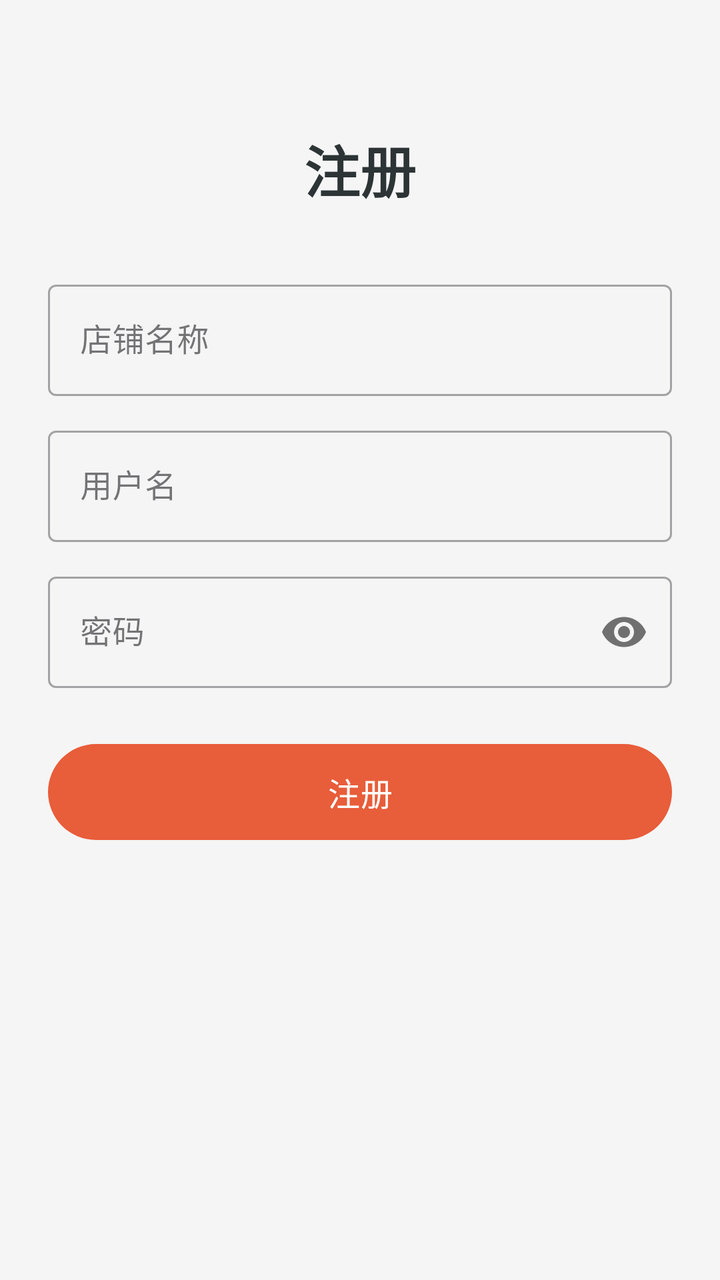
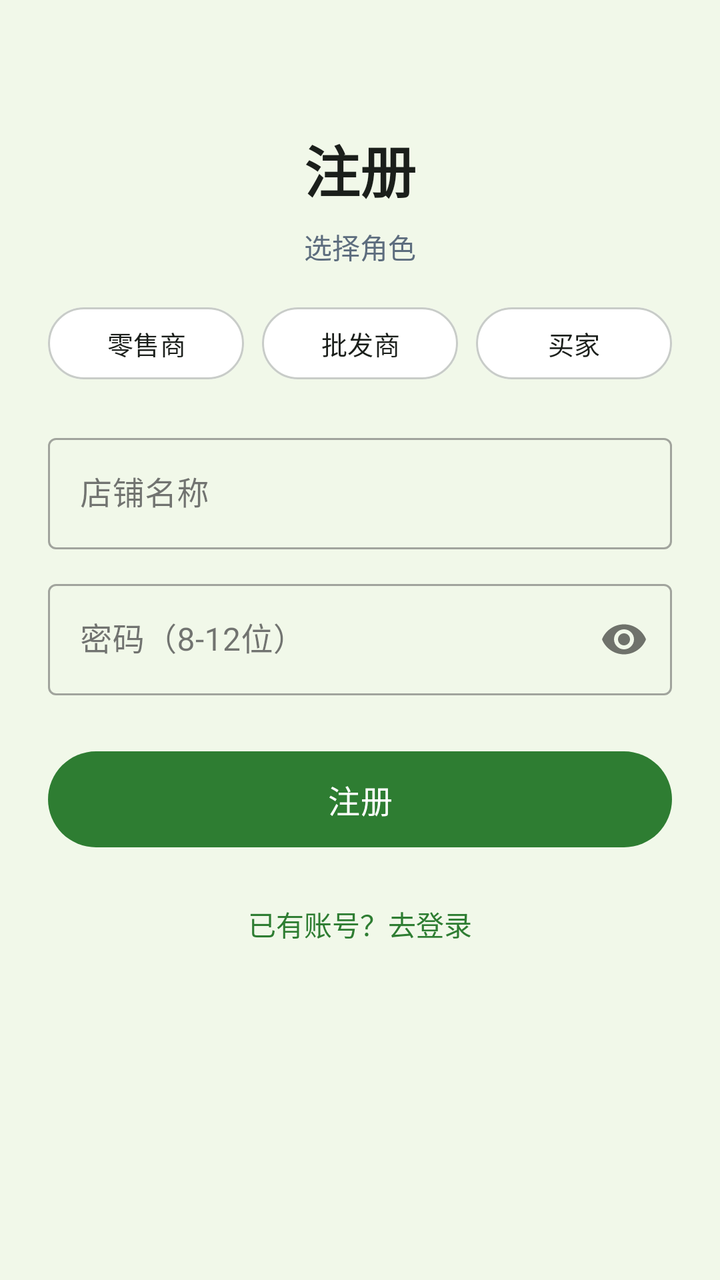

An Android layout rendered at two revisions. The XML below is the earlier revision; the diff shows what the commit changed to produce the second picture.
<!-- AndroidManifest.xml: application theme Theme.ClothingSI -->
<!-- res/layout/activity_register.xml -->
<?xml version="1.0" encoding="utf-8"?>
<ScrollView xmlns:android="http://schemas.android.com/apk/res/android"
    xmlns:app="http://schemas.android.com/apk/res-auto"
    android:layout_width="match_parent" android:layout_height="match_parent"
    android:background="#F5F5F5" android:fillViewport="true">
    <LinearLayout android:layout_width="match_parent" android:layout_height="wrap_content"
        android:orientation="vertical" android:padding="24dp" android:gravity="center_horizontal">

        <TextView android:layout_width="wrap_content" android:layout_height="wrap_content"
            android:text="注册" android:textSize="28dp" android:textStyle="bold"
            android:textColor="#2D3436" android:layout_marginTop="40dp" android:layout_marginBottom="32dp" />

        <com.google.android.material.textfield.TextInputLayout style="@style/Widget.MaterialComponents.TextInputLayout.OutlinedBox"
            android:layout_width="match_parent" android:layout_height="wrap_content" android:layout_marginBottom="12dp">
            <com.google.android.material.textfield.TextInputEditText
                android:id="@+id/et_shop_name" android:layout_width="match_parent"
                android:layout_height="wrap_content" android:hint="店铺名称" />
        </com.google.android.material.textfield.TextInputLayout>

        <com.google.android.material.textfield.TextInputLayout style="@style/Widget.MaterialComponents.TextInputLayout.OutlinedBox"
            android:layout_width="match_parent" android:layout_height="wrap_content" android:layout_marginBottom="12dp">
            <com.google.android.material.textfield.TextInputEditText
                android:id="@+id/et_username" android:layout_width="match_parent"
                android:layout_height="wrap_content" android:hint="用户名" />
        </com.google.android.material.textfield.TextInputLayout>

        <com.google.android.material.textfield.TextInputLayout style="@style/Widget.MaterialComponents.TextInputLayout.OutlinedBox"
            android:layout_width="match_parent" android:layout_height="wrap_content" android:layout_marginBottom="24dp"
            app:passwordToggleEnabled="true">
            <com.google.android.material.textfield.TextInputEditText
                android:id="@+id/et_password" android:layout_width="match_parent"
                android:layout_height="wrap_content" android:hint="密码"
                android:inputType="textPassword" />
        </com.google.android.material.textfield.TextInputLayout>

        <com.google.android.material.button.MaterialButton
            android:id="@+id/btn_register" android:layout_width="match_parent"
            android:layout_height="56dp" android:text="注册"
            android:textSize="16dp" app:cornerRadius="28dp" />

        <TextView android:id="@+id/tv_to_login" android:visibility="gone" android:layout_width="0dp" android:layout_height="0dp" />
        <TextView android:id="@+id/chip_seller" android:visibility="gone" android:layout_width="0dp" android:layout_height="0dp" />
        <TextView android:id="@+id/chip_wholesaler" android:visibility="gone" android:layout_width="0dp" android:layout_height="0dp" />
        <TextView android:id="@+id/chip_buyer" android:visibility="gone" android:layout_width="0dp" android:layout_height="0dp" />
        <TextView android:id="@+id/til_name" android:visibility="gone" android:layout_width="0dp" android:layout_height="0dp" />
        <TextView android:id="@+id/et_name" android:visibility="gone" android:layout_width="0dp" android:layout_height="0dp" />
    </LinearLayout>
</ScrollView>
<!-- resources referenced by this layout -->
<resources>
  <style name="Theme.ClothingSI" parent="Theme.Material3.Light.NoActionBar">
          <item name="colorPrimary">@color/primary</item>
          <item name="colorPrimaryDark">@color/primary_dark</item>
          <item name="colorAccent">@color/accent</item>
          <item name="android:statusBarColor">@color/primary_dark</item>
          <item name="android:navigationBarColor">@color/white</item>
      </style>
  <color name="primary">#E85D3A</color>
  <color name="primary_dark">#D35400</color>
  <color name="accent">#F4A460</color>
  <color name="white">#FFFFFF</color>
</resources>

<!-- the commit's change to res/layout/activity_register.xml (unified diff, before → after) -->
@@ -2,47 +2,93 @@
 <ScrollView xmlns:android="http://schemas.android.com/apk/res/android"
     xmlns:app="http://schemas.android.com/apk/res-auto"
     android:layout_width="match_parent" android:layout_height="match_parent"
-    android:background="#F5F5F5" android:fillViewport="true">
+    android:background="@color/bg" android:fillViewport="true">
     <LinearLayout android:layout_width="match_parent" android:layout_height="wrap_content"
         android:orientation="vertical" android:padding="24dp" android:gravity="center_horizontal">
 
         <TextView android:layout_width="wrap_content" android:layout_height="wrap_content"
             android:text="注册" android:textSize="28dp" android:textStyle="bold"
-            android:textColor="#2D3436" android:layout_marginTop="40dp" android:layout_marginBottom="32dp" />
+            android:textColor="@color/text_primary" android:layout_marginTop="40dp"
+            android:layout_marginBottom="8dp" />
 
-        <com.google.android.material.textfield.TextInputLayout style="@style/Widget.MaterialComponents.TextInputLayout.OutlinedBox"
-            android:layout_width="match_parent" android:layout_height="wrap_content" android:layout_marginBottom="12dp">
+        <TextView android:layout_width="wrap_content" android:layout_height="wrap_content"
+            android:text="选择角色" android:textSize="14dp"
+            android:textColor="@color/text_secondary" android:layout_marginBottom="16dp" />
+
+        
+        <LinearLayout android:layout_width="match_parent" android:layout_height="wrap_content"
+            android:orientation="horizontal" android:gravity="center"
+            android:layout_marginBottom="20dp" android:weightSum="3">
+
+            <com.google.android.material.button.MaterialButton
+                android:id="@+id/chip_seller"
+                android:layout_width="0dp" android:layout_height="44dp"
+                android:layout_weight="1" android:layout_marginEnd="6dp"
+                android:text="零售商" android:textSize="13dp"
+                app:cornerRadius="22dp" app:strokeWidth="1dp"
+                app:strokeColor="@color/border"
+                android:backgroundTint="@color/surface"
+                android:textColor="@color/text_primary"
+                android:tag="1" />
+
+            <com.google.android.material.button.MaterialButton
+                android:id="@+id/chip_wholesaler"
+                android:layout_width="0dp" android:layout_height="44dp"
+                android:layout_weight="1" android:layout_marginHorizontal="3dp"
+                android:text="批发商" android:textSize="13dp"
+                app:cornerRadius="22dp" app:strokeWidth="1dp"
+                app:strokeColor="@color/border"
+                android:backgroundTint="@color/surface"
+                android:textColor="@color/text_primary"
+                android:tag="2" />
+
+            <com.google.android.material.button.MaterialButton
+                android:id="@+id/chip_buyer"
+                android:layout_width="0dp" android:layout_height="44dp"
+                android:layout_weight="1" android:layout_marginStart="6dp"
+                android:text="买家" android:textSize="13dp"
+                app:cornerRadius="22dp" app:strokeWidth="1dp"
+                app:strokeColor="@color/border"
+                android:backgroundTint="@color/surface"
+                android:textColor="@color/text_primary"
+                android:tag="3" />
+        </LinearLayout>
+
+        <com.google.android.material.textfield.TextInputLayout
+            android:id="@+id/til_name"
+            android:layout_width="match_parent" android:layout_height="wrap_content"
+            android:layout_marginBottom="12dp"
+            style="@style/Widget.MaterialComponents.TextInputLayout.OutlinedBox">
             <com.google.android.material.textfield.TextInputEditText
-                android:id="@+id/et_shop_name" android:layout_width="match_parent"
-                android:layout_height="wrap_content" android:hint="店铺名称" />
+                android:id="@+id/et_name"
+                android:layout_width="match_parent"
+                android:layout_height="wrap_content"
+                android:hint="店铺名称" />
         </com.google.android.material.textfield.TextInputLayout>
 
         <com.google.android.material.textfield.TextInputLayout style="@style/Widget.MaterialComponents.TextInputLayout.OutlinedBox"
-            android:layout_width="match_parent" android:layout_height="wrap_content" android:layout_marginBottom="12dp">
-            <com.google.android.material.textfield.TextInputEditText
-                android:id="@+id/et_username" android:layout_width="match_parent"
-                android:layout_height="wrap_content" android:hint="用户名" />
-        </com.google.android.material.textfield.TextInputLayout>
-
-        <com.google.android.material.textfield.TextInputLayout style="@style/Widget.MaterialComponents.TextInputLayout.OutlinedBox"
-            android:layout_width="match_parent" android:layout_height="wrap_content" android:layout_marginBottom="24dp"
+            android:layout_width="match_parent" android:layout_height="wrap_content"
+            android:layout_marginBottom="24dp"
             app:passwordToggleEnabled="true">
             <com.google.android.material.textfield.TextInputEditText
-                android:id="@+id/et_password" android:layout_width="match_parent"
-                android:layout_height="wrap_content" android:hint="密码"
-                android:inputType="textPassword" />
+                android:id="@+id/et_password"
+                android:layout_width="match_parent"
+                android:layout_height="wrap_content"
+                android:hint="密码（8-12位）"
+                android:inputType="textPassword"
+                android:maxLines="1" />
         </com.google.android.material.textfield.TextInputLayout>
 
         <com.google.android.material.button.MaterialButton
-            android:id="@+id/btn_register" android:layout_width="match_parent"
-            android:layout_height="56dp" android:text="注册"
-            android:textSize="16dp" app:cornerRadius="28dp" />
+            android:id="@+id/btn_register"
+            android:layout_width="match_parent" android:layout_height="56dp"
+            android:text="注册" android:textSize="16dp"
+            app:cornerRadius="28dp" />
 
-        <TextView android:id="@+id/tv_to_login" android:visibility="gone" android:layout_width="0dp" android:layout_height="0dp" />
-        <TextView android:id="@+id/chip_seller" android:visibility="gone" android:layout_width="0dp" android:layout_height="0dp" />
-        <TextView android:id="@+id/chip_wholesaler" android:visibility="gone" android:layout_width="0dp" android:layout_height="0dp" />
-        <TextView android:id="@+id/chip_buyer" android:visibility="gone" android:layout_width="0dp" android:layout_height="0dp" />
-        <TextView android:id="@+id/til_name" android:visibility="gone" android:layout_width="0dp" android:layout_height="0dp" />
-        <TextView android:id="@+id/et_name" android:visibility="gone" android:layout_width="0dp" android:layout_height="0dp" />
+        <TextView android:id="@+id/tv_to_login"
+            android:layout_width="wrap_content" android:layout_height="wrap_content"
+            android:text="已有账号？去登录" android:textSize="14dp"
+            android:textColor="@color/primary"
+            android:layout_marginTop="16dp" android:padding="8dp" />
     </LinearLayout>
 </ScrollView>
<!-- resource entries referenced after the edit -->
@@ -1,15 +1,28 @@
 <!-- resources referenced by this layout -->
 <resources>
+  <color name="bg">#F1F8E9</color>
+  <color name="border">#C8CCC8</color>
   <style name="Theme.ClothingSI" parent="Theme.Material3.Light.NoActionBar">
           <item name="colorPrimary">@color/primary</item>
           <item name="colorPrimaryDark">@color/primary_dark</item>
           <item name="colorAccent">@color/accent</item>
-          <item name="android:statusBarColor">@color/primary_dark</item>
+          <item name="android:statusBarColor">@android:color/transparent</item>
           <item name="android:navigationBarColor">@color/white</item>
+          
+          <item name="android:windowLightStatusBar">true</item>
+          
+          <item name="android:fontFamily">sans-serif</item>
+          <item name="android:textViewStyle">@style/TextView.Base</item>
       </style>
-  <color name="primary">#E85D3A</color>
-  <color name="primary_dark">#D35400</color>
-  <color name="accent">#F4A460</color>
+  <color name="primary">#2E7D32</color>
+  <color name="surface">#FFFFFF</color>
+  <color name="text_primary">#1B1F1B</color>
+  <color name="text_secondary">#5D6D7E</color>
+  <color name="primary_dark">#1B5E20</color>
+  <color name="accent">#66BB6A</color>
   <color name="white">#FFFFFF</color>
+  <style name="TextView.Base" parent="android:Widget.TextView">
+          <item name="android:fontFamily">sans-serif</item>
+      </style>
 </resources>
 
